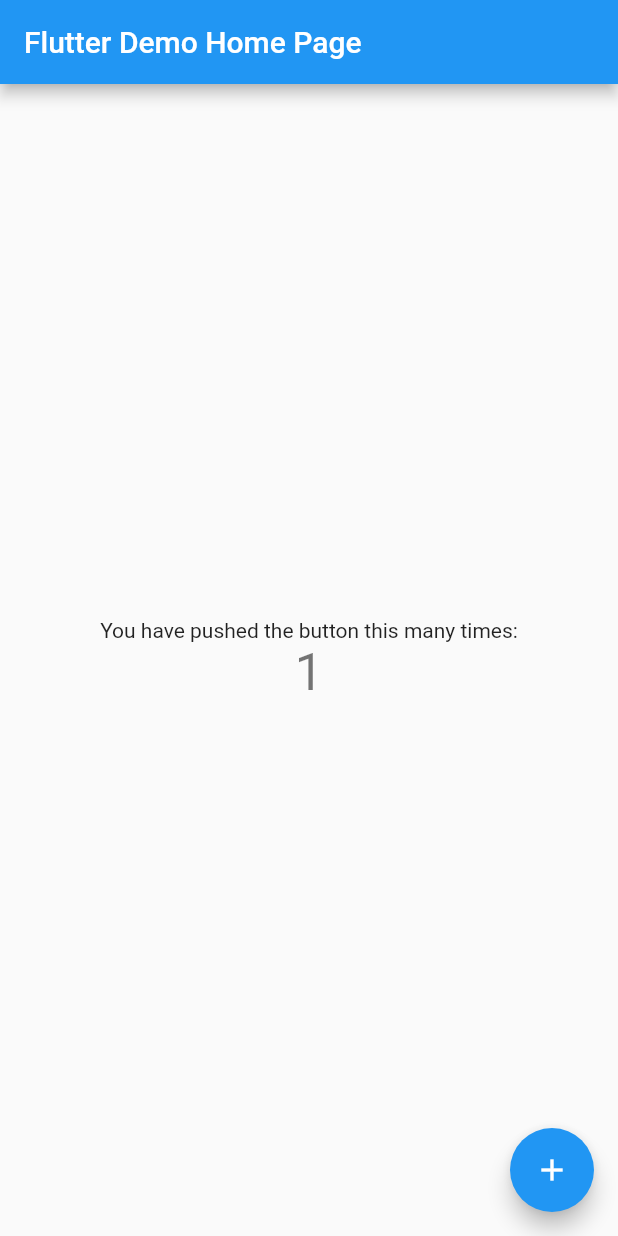
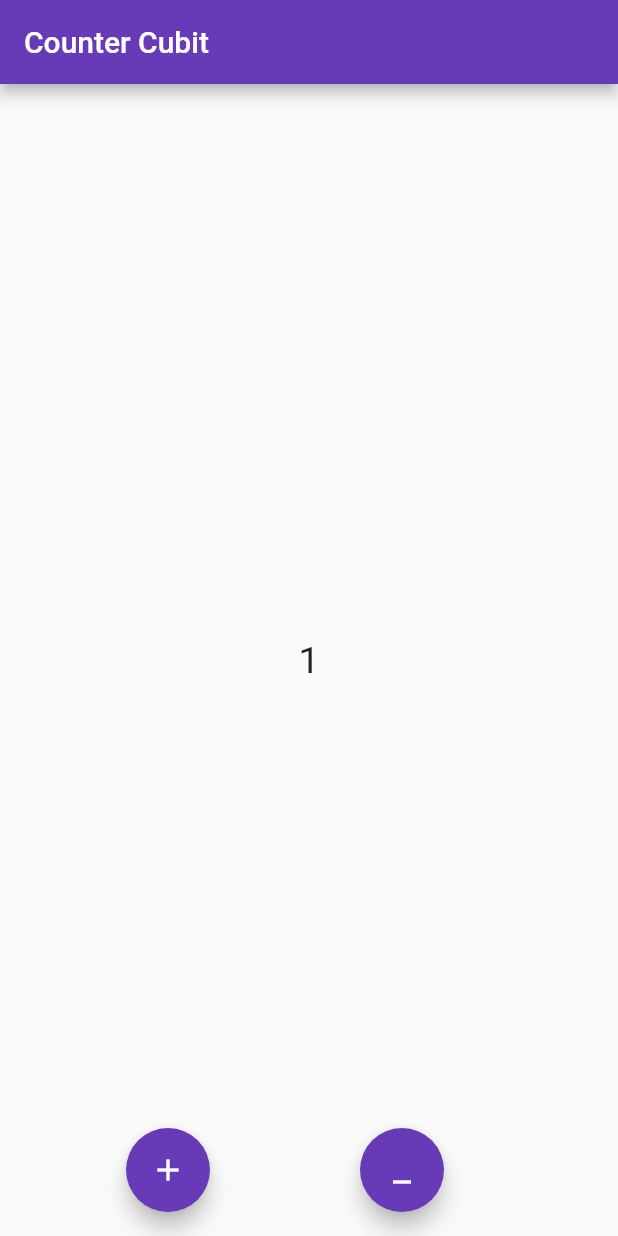
Before and after one commit to medhaviSharma11apr/cubittut, a Flutter app: the screen it shows after launch, after a tap on the "add" icon, on a phone screen of 412 x 824 dp. Run offline on Flutter 3.47's test engine with Material 2 defaults, Android fonts, the phone set to English and light mode, and no system bars; our stand-ins replace flutter_bloc.

Commit message:
once commit

```diff
--- /dev/null
+++ b/lib/cubit/counter_cubit.dart
@@ -0,0 +1,10 @@
+import 'package:flutter_bloc/flutter_bloc.dart';
+
+import 'package:cubit/cubit/counter_state.dart';
+
+class CounterCubit extends Cubit<CounterState> {
+  CounterCubit() : super(CounterState(count: 0));
+
+  void increment() => emit(CounterState(count: state.count + 1));
+  void decrement() => emit(CounterState(count: state.count - 1));
+}
--- /dev/null
+++ b/lib/cubit/counter_state.dart
@@ -0,0 +1,6 @@
+class CounterState {
+  final int count;
+
+  CounterState({required this.count});
+
+}
--- a/lib/main.dart
+++ b/lib/main.dart
@@ -1,4 +1,8 @@
+import 'package:cubit/cubit/counter_state.dart';
 import 'package:flutter/material.dart';
+import 'package:flutter_bloc/flutter_bloc.dart';
+
+import 'cubit/counter_cubit.dart';
 
 void main() {
   runApp(const MyApp());
@@ -11,36 +15,21 @@ class MyApp extends StatelessWidget {
   @override
   Widget build(BuildContext context) {
     return MaterialApp(
-      title: 'Flutter Demo',
+      debugShowCheckedModeBanner: false,
+      title: 'Counter Cubit ',
       theme: ThemeData(
-        // This is the theme of your application.
-        //
-        // Try running your application with "flutter run". You'll see the
-        // application has a blue toolbar. Then, without quitting the app, try
-        // changing the primarySwatch below to Colors.green and then invoke
-        // "hot reload" (press "r" in the console where you ran "flutter run",
-        // or simply save your changes to "hot reload" in a Flutter IDE).
-        // Notice that the counter didn't reset back to zero; the application
-        // is not restarted.
-        primarySwatch: Colors.blue,
+        primarySwatch: Colors.deepPurple,
       ),
-      home: const MyHomePage(title: 'Flutter Demo Home Page'),
+      home: BlocProvider<CounterCubit>(
+        create: (context) => CounterCubit(),
+        child: const MyHomePage(title: 'Counter Cubit'),
+      ),
     );
   }
 }
 
 class MyHomePage extends StatefulWidget {
   const MyHomePage({super.key, required this.title});
-
-  // This widget is the home page of your application. It is stateful, meaning
-  // that it has a State object (defined below) that contains fields that affect
-  // how it looks.
-
-  // This class is the configuration for the state. It holds the values (in this
-  // case the title) provided by the parent (in this case the App widget) and
-  // used by the build method of the State. Fields in a Widget subclass are
-  // always marked "final".
-
   final String title;
 
   @override
@@ -48,68 +37,44 @@ class MyHomePage extends StatefulWidget {
 }
 
 class _MyHomePageState extends State<MyHomePage> {
-  int _counter = 0;
-
-  void _incrementCounter() {
-    setState(() {
-      // This call to setState tells the Flutter framework that something has
-      // changed in this State, which causes it to rerun the build method below
-      // so that the display can reflect the updated values. If we changed
-      // _counter without calling setState(), then the build method would not be
-      // called again, and so nothing would appear to happen.
-      _counter++;
-    });
-  }
-
   @override
   Widget build(BuildContext context) {
-    // This method is rerun every time setState is called, for instance as done
-    // by the _incrementCounter method above.
-    //
-    // The Flutter framework has been optimized to make rerunning build methods
-    // fast, so that you can just rebuild anything that needs updating rather
-    // than having to individually change instances of widgets.
     return Scaffold(
       appBar: AppBar(
-        // Here we take the value from the MyHomePage object that was created by
-        // the App.build method, and use it to set our appbar title.
         title: Text(widget.title),
       ),
       body: Center(
-        // Center is a layout widget. It takes a single child and positions it
-        // in the middle of the parent.
         child: Column(
-          // Column is also a layout widget. It takes a list of children and
-          // arranges them vertically. By default, it sizes itself to fit its
-          // children horizontally, and tries to be as tall as its parent.
-          //
-          // Invoke "debug painting" (press "p" in the console, choose the
-          // "Toggle Debug Paint" action from the Flutter Inspector in Android
-          // Studio, or the "Toggle Debug Paint" command in Visual Studio Code)
-          // to see the wireframe for each widget.
-          //
-          // Column has various properties to control how it sizes itself and
-          // how it positions its children. Here we use mainAxisAlignment to
-          // center the children vertically; the main axis here is the vertical
-          // axis because Columns are vertical (the cross axis would be
-          // horizontal).
           mainAxisAlignment: MainAxisAlignment.center,
           children: <Widget>[
-            const Text(
-              'You have pushed the button this many times:',
-            ),
-            Text(
-              '$_counter',
-              style: Theme.of(context).textTheme.headline4,
-            ),
+            BlocBuilder<CounterCubit, CounterState>(builder: ((context, state) {
+              return Text(
+                state.count.toString(),
+                style: const TextStyle(fontSize: 25),
+              );
+            }))
           ],
         ),
       ),
-      floatingActionButton: FloatingActionButton(
-        onPressed: _incrementCounter,
-        tooltip: 'Increment',
-        child: const Icon(Icons.add),
-      ), // This trailing comma makes auto-formatting nicer for build methods.
+      floatingActionButton: Row(
+        mainAxisAlignment: MainAxisAlignment.spaceEvenly,
+        children: [
+          FloatingActionButton(
+            onPressed: (() {
+              context.read<CounterCubit>().increment();
+            }),
+            tooltip: 'Increment',
+            child: const Icon(Icons.add),
+          ),
+          FloatingActionButton(
+            onPressed: (() {
+              context.read<CounterCubit>().decrement();
+            }),
+            tooltip: 'Decrement',
+            child: const Icon(Icons.minimize),
+          ),
+        ],
+      ),
     );
   }
 }
--- a/pubspec.yaml
+++ b/pubspec.yaml
@@ -36,6 +36,8 @@ dependencies:
   # The following adds the Cupertino Icons font to your application.
   # Use with the CupertinoIcons class for iOS style icons.
   cupertino_icons: ^1.0.2
+  bloc: ^9.0.0
+  flutter_bloc: ^9.1.1
 
 dev_dependencies:
   flutter_test:
```
Also changed, not shown: pubspec.lock.
